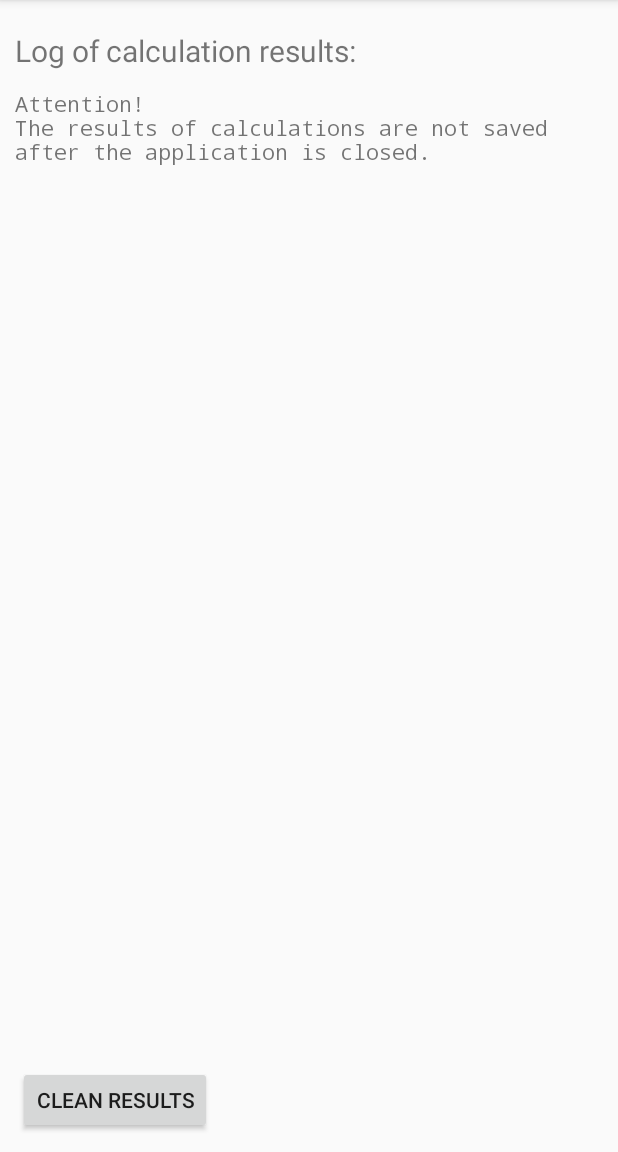
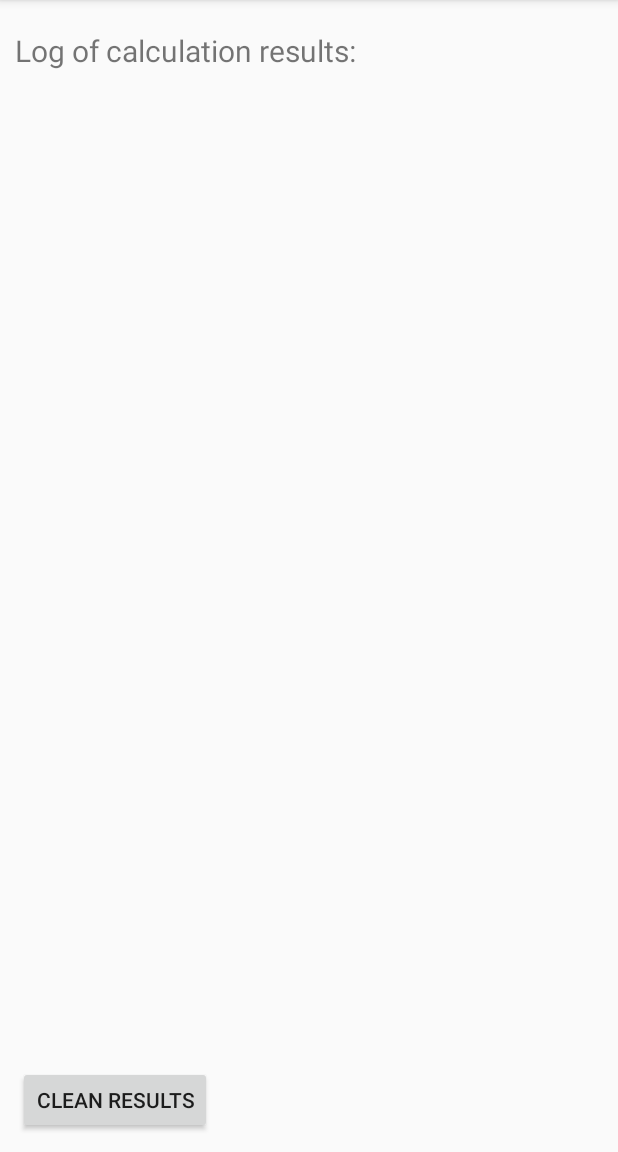
Before and after one commit to AleksandrButakov/ip-calculator-for-android, an Android app: the ResultsActivity screen opened directly, with no data from a screen before it, after a tap on "CLEAN RESULTS", on a phone screen of 412 x 824 dp, the part 84-1236 px from its top. Run offline under Robolectric (Android 15) with nearby library versions, the phone set to English and light mode, and no system bars.

Commit message:
feat: added the logic of the button operation cleanResults

```diff
--- a/app/src/main/java/com/anbn/ipcalculatorforandroid/ResultsActivity.java
+++ b/app/src/main/java/com/anbn/ipcalculatorforandroid/ResultsActivity.java
@@ -72,4 +72,12 @@ public class ResultsActivity extends AppCompatActivity {
         s += "Broadcast address:\n" + tab.sBroadcastBin + "\n\n\n";
     }
 
+    public void onClickCleanButtonActivityResults(View v) {
+        s = "";
+        // add scrolling to editText
+        TextView textViewResults = (TextView) findViewById(R.id.textViewResults);
+        textViewResults.setMovementMethod(ScrollingMovementMethod.getInstance());
+        textViewResults.setText(s);
+    }
+
 }
--- a/app/src/main/res/layout/activity_results.xml
+++ b/app/src/main/res/layout/activity_results.xml
@@ -10,17 +10,16 @@
     tools:context=".ResultsActivity">
 
     <Button
-        android:id="@+id/calcButton"
+        android:id="@+id/cleanButton"
         android:layout_width="wrap_content"
         android:layout_height="45dp"
         android:layout_marginStart="12dp"
         android:layout_marginTop="10dp"
         android:layout_marginBottom="12dp"
-        android:onClick="onClickCalcButtonTab1"
+        android:onClick="onClickCleanButtonActivityResults"
         android:text="Clean Results"
         app:layout_constraintBottom_toBottomOf="parent"
-        app:layout_constraintStart_toStartOf="parent"
-        app:layout_constraintTop_toBottomOf="@+id/textView2" />
+        app:layout_constraintStart_toStartOf="parent" />
 
     <TextView
         android:id="@+id/textView41"
@@ -53,7 +52,7 @@
         android:textAlignment="viewStart"
         android:textSize="14sp"
         android:theme="@style/ActivityLayoutResults"
-        app:layout_constraintBottom_toTopOf="@+id/calcButton"
+        app:layout_constraintBottom_toTopOf="@+id/cleanButton"
         app:layout_constraintEnd_toEndOf="parent"
         app:layout_constraintStart_toStartOf="parent"
         app:layout_constraintTop_toBottomOf="@+id/textView41" />
```
Also changed, not shown: app/src/main/java/com/anbn/ipcalculatorforandroid/ftab1.java (+34 -41 lines).
